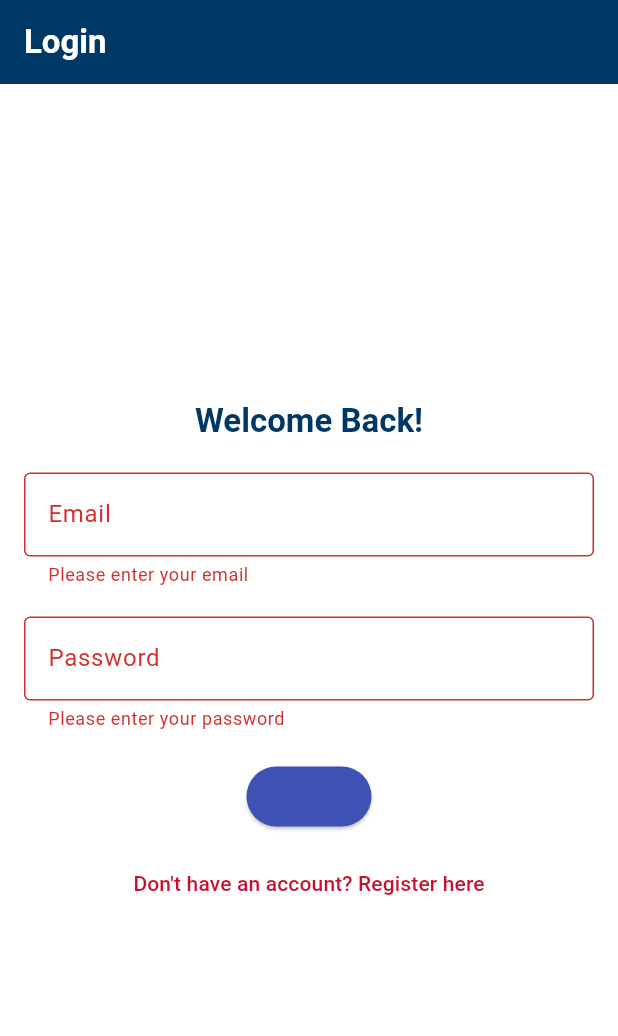
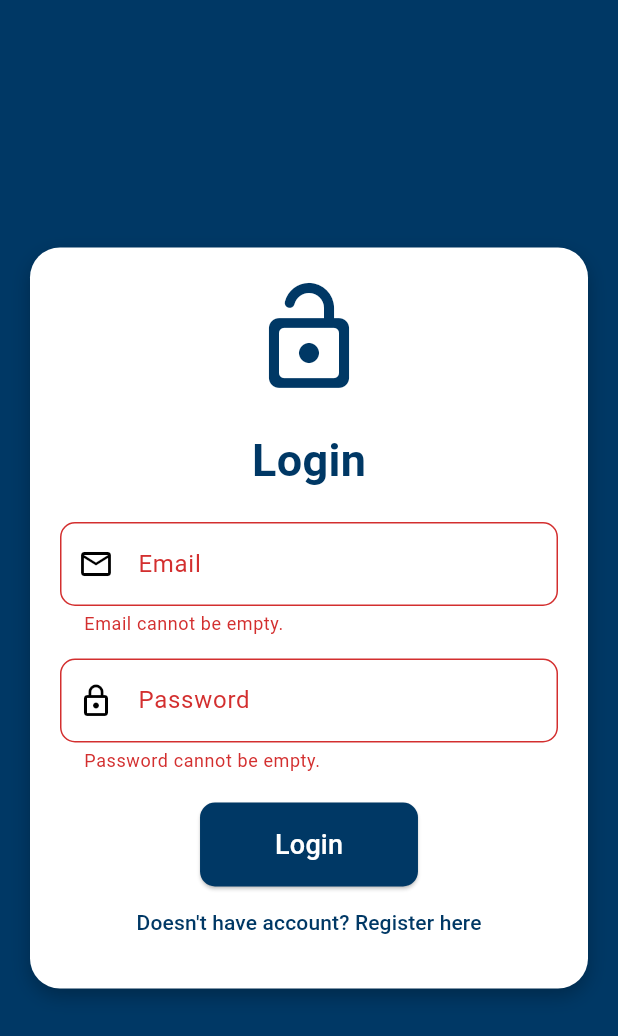
Before and after one commit to AbhiprayaCode/Student-Enrollment-App, a Flutter app: the screen it shows after launch, after a tap on "Login", on a phone screen of 412 x 824 dp. Shown: the top 1036 px of the screen. Run offline on Flutter 3.47's test engine with Material 3 defaults, Android fonts, the light colour scheme and no system bars; our stand-ins replace cloud_firestore, firebase_auth, firebase_core; accounts and stored records are empty.

Commit message:
update design

```diff
--- a/lib/main.dart
+++ b/lib/main.dart
@@ -41,7 +41,7 @@ class MyApp extends StatelessWidget {
       initialRoute: '/login',
       onGenerateRoute: (settings) {
         if (settings.name == '/home') {
-          final args = settings.arguments as String; // Expecting `studentId`
+          final args = settings.arguments as String;
           return MaterialPageRoute(
             builder: (context) => HomeScreen(studentId: args),
           );
--- a/lib/screens/home_screen.dart
+++ b/lib/screens/home_screen.dart
@@ -46,7 +46,7 @@ class HomeScreen extends StatelessWidget {
         child: Column(
           children: [
             Text(
-              'Welcome, Student $studentId',
+              'Welcome, $studentId',
               style: Theme.of(context).textTheme.titleLarge,
             ),
             const SizedBox(height: 20),
--- a/lib/screens/login_screen.dart
+++ b/lib/screens/login_screen.dart
@@ -1,98 +1,153 @@
 import 'package:flutter/material.dart';
-import 'register_screen.dart';
+import 'package:firebase_auth/firebase_auth.dart';
 
-class LoginScreen extends StatelessWidget {
+import 'home_screen.dart';
+
+class LoginScreen extends StatefulWidget {
   const LoginScreen({Key? key}) : super(key: key);
 
   @override
+  State<LoginScreen> createState() => _LoginScreenState();
+}
+
+class _LoginScreenState extends State<LoginScreen> {
+  final TextEditingController _emailController = TextEditingController();
+  final TextEditingController _passwordController = TextEditingController();
+  final _formKey = GlobalKey<FormState>();
+  bool _isLoading = false;
+
+  void _loginUser() async {
+    if (_formKey.currentState!.validate()) {
+      setState(() {
+        _isLoading = true;
+      });
+
+      try {
+        await FirebaseAuth.instance.signInWithEmailAndPassword(
+          email: _emailController.text.trim(),
+          password: _passwordController.text.trim(),
+        );
+        ScaffoldMessenger.of(context).showSnackBar(
+          const SnackBar(content: Text('Login succesful!')),
+        );
+        String studentId = _emailController.text.split('@')[0];
+
+            Navigator.push(
+              context,
+              MaterialPageRoute(
+                builder: (context) => HomeScreen(studentId: studentId),
+              ),
+            );
+
+      } on FirebaseAuthException catch (e) {
+        String errorMessage = 'Login failed! Check your email and password.';
+        if (e.code == 'user-not-found') errorMessage = 'Email not registered.';
+        if (e.code == 'wrong-password') errorMessage = 'Wrong Password.';
+        ScaffoldMessenger.of(context).showSnackBar(
+          SnackBar(content: Text(errorMessage)),
+        );
+      } finally {
+        setState(() {
+          _isLoading = false;
+        });
+      }
+    }
+  }
+
+  @override
   Widget build(BuildContext context) {
-    final _formKey = GlobalKey<FormState>();
-    final TextEditingController emailController = TextEditingController();
-    final TextEditingController passwordController = TextEditingController();
-
     return Scaffold(
-      appBar: AppBar(
-        title: const Text('Login'),
+      backgroundColor: const Color(0xFF003865),
+      body: Center(
+        child: SingleChildScrollView(
+          child: Container(
+            margin: const EdgeInsets.all(20),
+            padding: const EdgeInsets.all(20),
+            decoration: BoxDecoration(
+              color: Colors.white,
+              borderRadius: BorderRadius.circular(20),
+              boxShadow: [
+                BoxShadow(
+                  color: Colors.black26,
+                  blurRadius: 10,
+                  offset: Offset(0, 5),
                 ),
-      body: Padding(
-        padding: const EdgeInsets.all(16.0),
+              ],
+            ),
             child: Form(
               key: _formKey,
               child: Column(
                 mainAxisAlignment: MainAxisAlignment.center,
                 children: [
-              Text(
-                'Welcome Back!',
-                style: Theme.of(context).textTheme.titleLarge,
+                  const Icon(Icons.lock_open_rounded, size: 80, color: const Color(0xFF003865)),
+                  const SizedBox(height: 20),
+                  const Text(
+                    'Login',
+                    style: TextStyle(
+                      fontSize: 30,
+                      fontWeight: FontWeight.bold,
+                      color: const Color(0xFF003865),
+                    ),
                   ),
                   const SizedBox(height: 20),
                   TextFormField(
-                controller: emailController,
-                decoration: const InputDecoration(
+                    controller: _emailController,
+                    decoration: InputDecoration(
                       labelText: 'Email',
-                  border: OutlineInputBorder(),
+                      prefixIcon: const Icon(Icons.email_outlined),
+                      border: OutlineInputBorder(
+                        borderRadius: BorderRadius.circular(10),
                       ),
-                keyboardType: TextInputType.emailAddress,
-                validator: (value) {
-                  if (value == null || value.isEmpty) {
-                    return 'Please enter your email';
-                  }
-                  if (!RegExp(r'\S+@\S+\.\S+').hasMatch(value)) {
-                    return 'Please enter a valid email';
-                  }
-                  return null;
-                },
+                    ),
+                    validator: (value) =>
+                    value == null || value.isEmpty ? 'Email cannot be empty.' : null,
+                  ),
+                  const SizedBox(height: 15),
+                  TextFormField(
+                    controller: _passwordController,
+                    obscureText: true,
+                    decoration: InputDecoration(
+                      labelText: 'Password',
+                      prefixIcon: const Icon(Icons.lock_outline),
+                      border: OutlineInputBorder(
+                        borderRadius: BorderRadius.circular(10),
+                      ),
+                    ),
+                    validator: (value) =>
+                    value == null || value.isEmpty ? 'Password cannot be empty.' : null,
                   ),
                   const SizedBox(height: 20),
-              TextFormField(
-                controller: passwordController,
-                decoration: const InputDecoration(
-                  labelText: 'Password',
-                  border: OutlineInputBorder(),
+                  _isLoading
+                      ? const CircularProgressIndicator()
+                      : ElevatedButton(
+                    onPressed: _loginUser,
+                    style: ElevatedButton.styleFrom(
+                      padding: const EdgeInsets.symmetric(vertical: 15, horizontal: 50),
+                      backgroundColor: const Color(0xFF003865),
+                      shape: RoundedRectangleBorder(
+                        borderRadius: BorderRadius.circular(10),
                       ),
-                obscureText: true,
-                validator: (value) {
-                  if (value == null || value.isEmpty) {
-                    return 'Please enter your password';
-                  }
-                  if (value.length < 6) {
-                    return 'Password must be at least 6 characters';
-                  }
-                  return null;
-                },
                     ),
-              const SizedBox(height: 20),
-              ElevatedButton(
-                onPressed: () {
-                  if (_formKey.currentState!.validate()) {
-                    // Perform login logic
-                    Navigator.pushReplacementNamed(context, '/home');
-                  }
-                },
-                style: ElevatedButton.styleFrom(
-                  backgroundColor: Theme.of(context).colorScheme.primary,
+                    child: const Text(
+                      'Login',
+                      style: TextStyle(fontSize: 18, color: Colors.white),
                     ),
-                child: const Text('Login'),
                   ),
-              const SizedBox(height: 10),
                   TextButton(
                     onPressed: () {
-                  Navigator.push(
-                    context,
-                    MaterialPageRoute(
-                      builder: (context) => const RegisterScreen(),
-                    ),
-                  );
+                      Navigator.pushReplacementNamed(context, '/register');
                     },
                     child: const Text(
-                  "Don't have an account? Register here",
-                  style: TextStyle(color: Color(0xFFC8102E)),
+                      'Doesn\'t have account? Register here',
+                      style: TextStyle(color: const Color(0xFF003865)),
                     ),
                   ),
                 ],
               ),
             ),
           ),
+        ),
+      ),
     );
   }
 }
```
Also changed, not shown: lib/screens/register_screen.dart (+73 -49 lines), lib/screens/select_subject_screen.dart (+10 -8 lines), 1 other file. Lines whose indentation alone changed are shown as unchanged.
